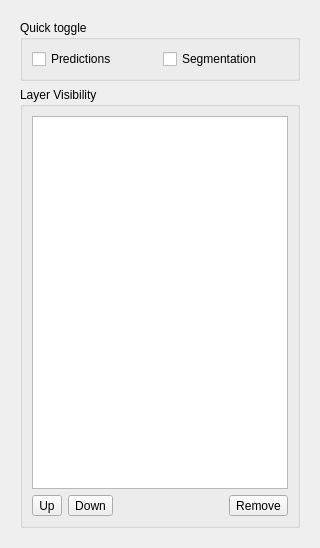
This is ilastik/applets/pixelClassification/viewerControls.ui in ilastik/ilastik as Qt 5 draws it before an edit. The edited form follows.
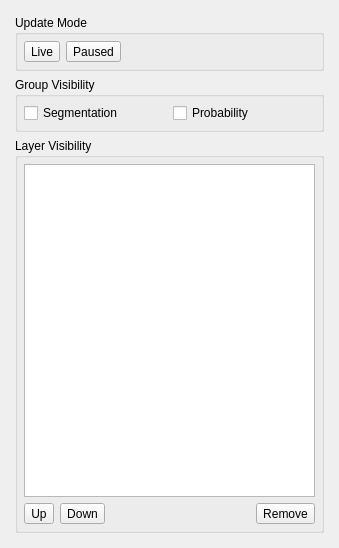
This is the edited form. Icons and pictures are not drawn. Custom widgets are drawn as their Qt base class.

Commit message: PixelClassification: "Live Update" control is now located in the viewer control area as play/pause buttons.

```diff
--- a/ilastik/applets/pixelClassification/viewerControls.ui
+++ b/ilastik/applets/pixelClassification/viewerControls.ui
@@ -6,7 +6,7 @@
    <rect>
     <x>0</x>
     <y>0</y>
-    <width>320</width>
+    <width>339</width>
     <height>548</height>
    </rect>
   </property>
@@ -20,6 +20,12 @@
    <string>Form</string>
   </property>
   <layout class="QVBoxLayout" name="verticalLayout_3">
+   <property name="spacing">
+    <number>-1</number>
+   </property>
+   <property name="margin">
+    <number>6</number>
+   </property>
    <item>
     <widget class="QWidget" name="viewerControls" native="true">
      <property name="sizePolicy">
@@ -30,18 +36,73 @@
      </property>
      <layout class="QVBoxLayout" name="verticalLayout_2">
       <item>
-       <widget class="QGroupBox" name="groupBox">
+       <layout class="QVBoxLayout" name="verticalLayout_6">
+        <item>
+         <widget class="QGroupBox" name="groupBox_3">
         <property name="title">
-         <string>Quick toggle</string>
+           <string>Update Mode</string>
         </property>
         <layout class="QHBoxLayout" name="horizontalLayout">
+           <property name="margin">
+            <number>6</number>
+           </property>
          <item>
-          <widget class="QCheckBox" name="checkShowPredictions">
+            <widget class="QToolButton" name="liveUpdateButton">
            <property name="text">
-            <string>Predictions</string>
-           </property>
-          </widget>
-         </item>
+              <string>Live</string>
+             </property>
+             <property name="checkable">
+              <bool>true</bool>
+             </property>
+             <property name="autoExclusive">
+              <bool>true</bool>
+             </property>
+             <property name="toolButtonStyle">
+              <enum>Qt::ToolButtonTextBesideIcon</enum>
+             </property>
+            </widget>
+           </item>
+           <item>
+            <widget class="QToolButton" name="pauseUpdateButton">
+             <property name="text">
+              <string>Paused</string>
+             </property>
+             <property name="checkable">
+              <bool>true</bool>
+             </property>
+             <property name="autoExclusive">
+              <bool>true</bool>
+             </property>
+             <property name="toolButtonStyle">
+              <enum>Qt::ToolButtonTextBesideIcon</enum>
+             </property>
+            </widget>
+           </item>
+           <item>
+            <spacer name="horizontalSpacer_3">
+             <property name="orientation">
+              <enum>Qt::Horizontal</enum>
+             </property>
+             <property name="sizeHint" stdset="0">
+              <size>
+               <width>40</width>
+               <height>20</height>
+              </size>
+             </property>
+            </spacer>
+           </item>
+          </layout>
+         </widget>
+        </item>
+        <item>
+         <widget class="QGroupBox" name="groupBox">
+          <property name="title">
+           <string>Group Visibility</string>
+          </property>
+          <layout class="QHBoxLayout" name="horizontalLayout_3">
+           <property name="margin">
+            <number>6</number>
+           </property>
          <item>
           <widget class="QCheckBox" name="checkShowSegmentation">
            <property name="text">
@@ -49,8 +110,17 @@
            </property>
           </widget>
          </item>
-        </layout>
-       </widget>
+           <item>
+            <widget class="QCheckBox" name="checkShowPredictions">
+             <property name="text">
+              <string>Probability</string>
+             </property>
+            </widget>
+           </item>
+          </layout>
+         </widget>
+        </item>
+       </layout>
       </item>
       <item>
        <widget class="QGroupBox" name="groupBox_2">
@@ -58,6 +128,9 @@
          <string>Layer Visibility</string>
         </property>
         <layout class="QVBoxLayout" name="verticalLayout">
+         <property name="margin">
+          <number>6</number>
+         </property>
          <item>
           <widget class="LayerWidget" name="layerWidget">
            <property name="sizePolicy">
```
Lines whose indentation alone changed are shown as unchanged. The commit also changes 2 other files.
